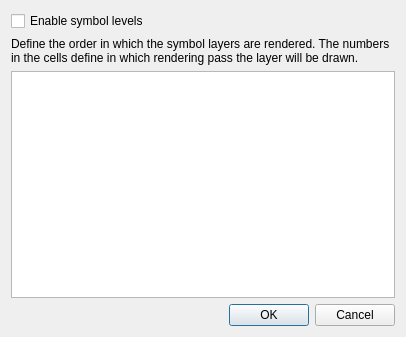
First picture: the form in src/ui/qgssymbollevelsdialogbase.ui, repository qgis/QGIS, before the edit.
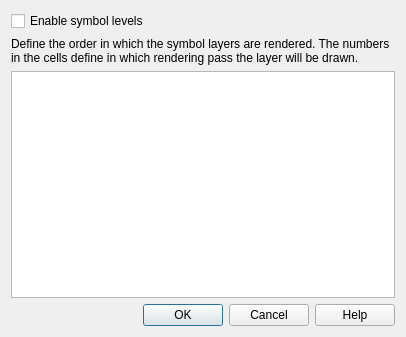
Second picture: the form after the edit.

Commit message: Add Help button and connect it to user manual

Diff of the .ui file:
```diff
--- a/src/ui/qgssymbollevelsdialogbase.ui
+++ b/src/ui/qgssymbollevelsdialogbase.ui
@@ -47,7 +47,7 @@
       <enum>Qt::Horizontal</enum>
      </property>
      <property name="standardButtons">
-      <set>QDialogButtonBox::Cancel|QDialogButtonBox::Ok</set>
+      <set>QDialogButtonBox::Cancel|QDialogButtonBox::Help|QDialogButtonBox::Ok</set>
      </property>
     </widget>
    </item>
```
The commit also changes 50 other files.
